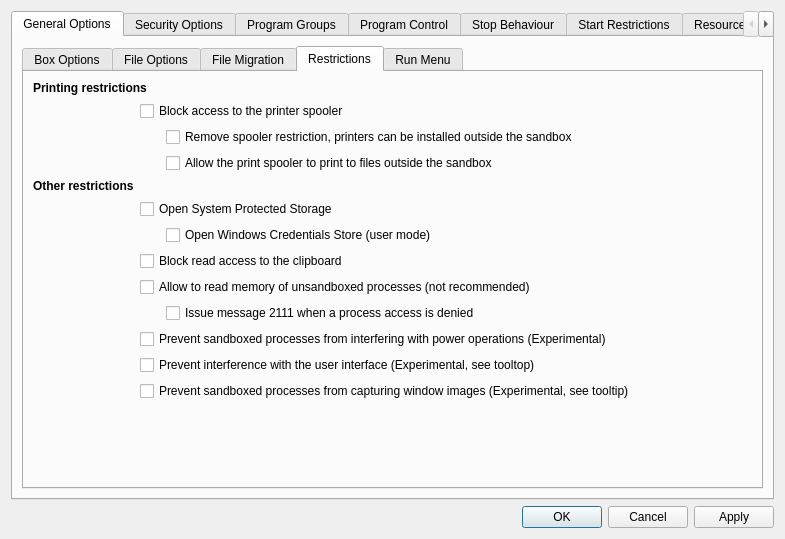
Old version of the form SandboxiePlus/SandMan/Forms/OptionsWindow.ui in the repository sandboxie-plus/Sandboxie.
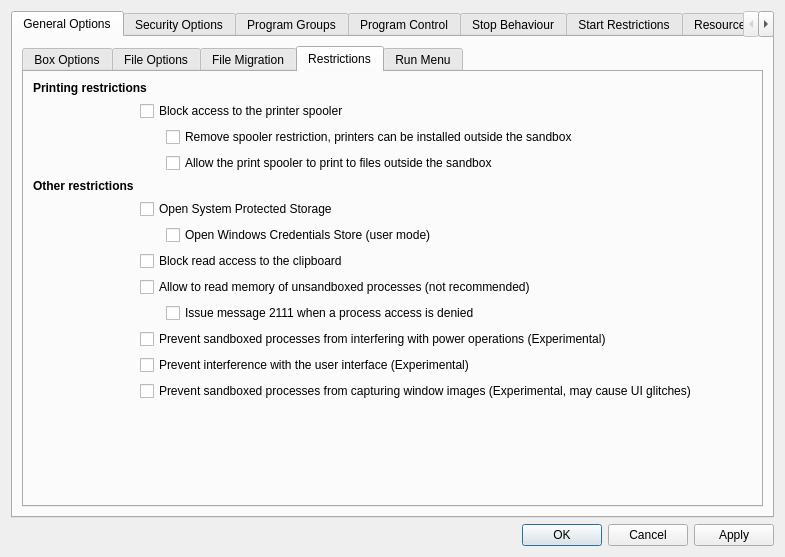
New version of the form.

What changed in the file:
```diff
--- a/SandboxiePlus/SandMan/Forms/OptionsWindow.ui
+++ b/SandboxiePlus/SandMan/Forms/OptionsWindow.ui
@@ -7,7 +7,7 @@
     <x>0</x>
     <y>0</y>
     <width>785</width>
-    <height>539</height>
+    <height>557</height>
    </rect>
   </property>
   <property name="sizePolicy">
@@ -823,7 +823,7 @@
                 <string>Prevent move mouse, bring in front, and simmilar operations, this is likely to cause issues with games.</string>
                </property>
                <property name="text">
-                <string>Prevent interference with the user interface (Experimental, see tooltop)</string>
+                <string>Prevent interference with the user interface (Experimental)</string>
                </property>
               </widget>
              </item>
@@ -833,7 +833,7 @@
                 <string>This feature does not block all means of optaining a screen capture only some common once, also it may cause UI glitches</string>
                </property>
                <property name="text">
-                <string>Prevent sandboxed processes from capturing window images (Experimental, see tooltip)</string>
+                <string>Prevent sandboxed processes from capturing window images (Experimental, may cause UI glitches)</string>
                </property>
               </widget>
              </item>
```
Left out of the diff: 2 changed lines with no effect on the pictures.
